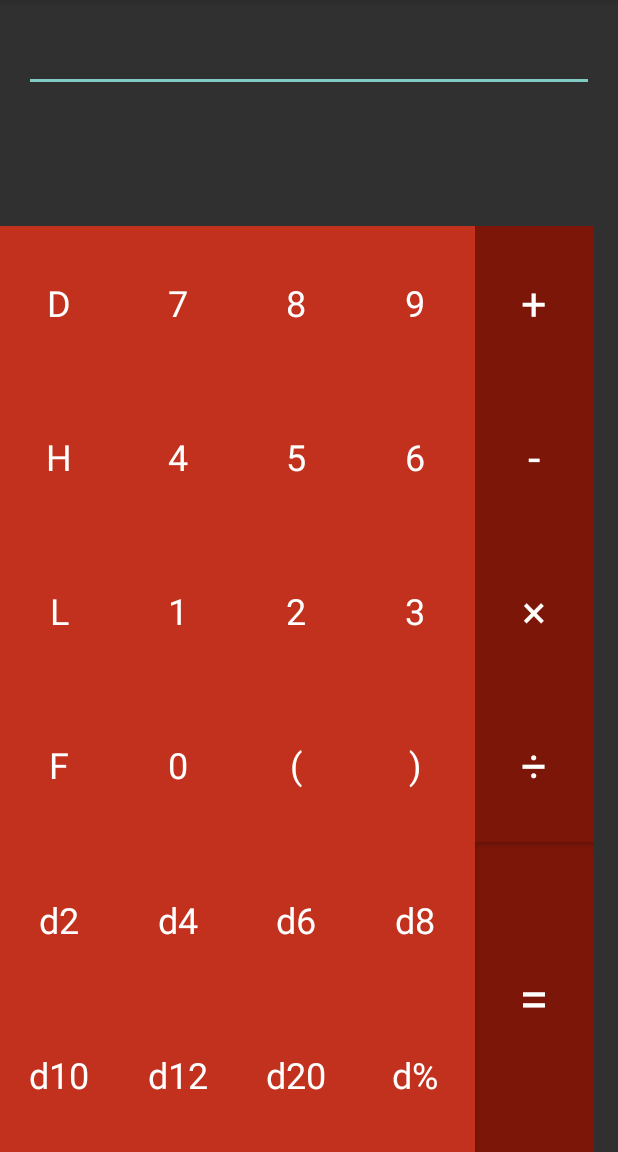
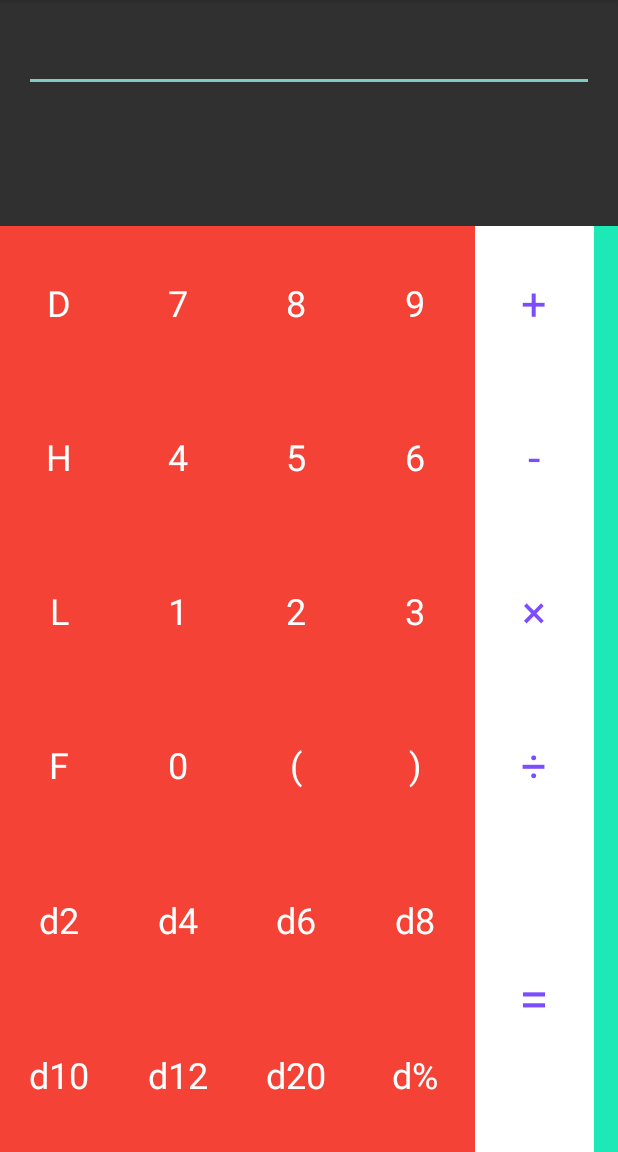
Before and after one commit to ChemicalRocketeer/Rollify, an Android app: the screen it shows after launch (MainActivity), on a phone screen of 412 x 824 dp, the part 84-1236 px from its top. Run offline under Robolectric (Android 15) with nearby library versions, the light colour scheme and no system bars; libraries missing offline, so code that uses them is left out: com.orm, com.orm.query; 3 statements that could not run were skipped.

Commit message:
Update colors and add second operator group

```diff
--- a/Rollify/app/src/main/java/com/digitalrocketry/rollify/MainActivity.java
+++ b/Rollify/app/src/main/java/com/digitalrocketry/rollify/MainActivity.java
@@ -1,9 +1,6 @@
 package com.digitalrocketry.rollify;
 
-import android.app.Activity;
 import android.content.Intent;
-import android.graphics.drawable.Drawable;
-import android.support.v4.content.ContextCompat;
 import android.support.v4.view.ViewPager;
 import android.support.v7.app.AppCompatActivity;
 import android.os.Bundle;
@@ -12,12 +9,9 @@ import android.view.Menu;
 import android.view.MenuInflater;
 import android.view.MenuItem;
 import android.view.View;
-import android.widget.Button;
-import android.widget.ImageButton;
+import android.widget.ImageView;
 
 import com.digitalrocketry.rollify.tasks.EvaluationTask;
-
-import org.w3c.dom.Text;
 
 import java.util.HashMap;
 import java.util.Map;
@@ -83,27 +77,29 @@ public class MainActivity extends AppCompatActivity implements EvaluationTask.Li
 
         formulaListPager = (ViewPager) findViewById(R.id.formula_view_pager);
 
-        Button equalsButton = (Button) findViewById(R.id.calcButtonEquals);
-        ImageButton doneButton = (ImageButton) findViewById(R.id.calcButtonDone);
+        View numpad = findViewById(R.id.numpadOperatorLayout);
+        View sliderpage2 = findViewById(R.id.formulaListSliderLayout);
+
+        View numpadEquals = numpad == null ? null : numpad.findViewById(R.id.calcButtonEquals);
+        ImageView numpadDone = numpad == null ? null : (ImageView) numpad.findViewById(R.id.calcButtonDone);
+        View sliderEq = sliderpage2 == null ? null : sliderpage2.findViewById(R.id.calcButtonEquals);
+        ImageView sliderDone = sliderpage2 == null ? null : (ImageView) sliderpage2.findViewById(R.id.calcButtonDone);
         Intent intent = getIntent();
         if (intent.getAction().equals(ACTION_EDIT_EXPRESSION)) {
             // we are editing an expression and should return an expression string to the calling activity
             mode = MODE.EDITING_EXPRESSION;
             originalExpression = intent.getStringExtra(EXTRA_EXPRESSION);
             calcDisplay.setEditorText(originalExpression);
-            equalsButton.setVisibility(View.GONE);
-            doneButton.setVisibility(View.VISIBLE);
-            /*
-            submitButton.setText("");
-            Drawable doneImage = ContextCompat.getDrawable(this, R.drawable.ic_done_white_24dp);
-            doneImage.setBounds(0, 0, 100, 100);
-            int padding = submitButton.getHeight() / 2;
-            equalsButton.setCompoundDrawables(null, doneImage, null, null);
-            */
+            if (numpadEquals != null) numpadEquals.setVisibility(View.GONE);
+            if (sliderEq != null) sliderEq.setVisibility(View.GONE);
+            if (numpadDone != null) numpadDone.setVisibility(View.VISIBLE);
+            if (sliderDone != null) sliderDone.setVisibility(View.VISIBLE);
         } else {
             mode = MODE.MAIN;
-            doneButton.setVisibility(View.GONE);
-            equalsButton.setVisibility(View.VISIBLE);
+            if (numpadDone != null) numpadDone.setVisibility(View.GONE);
+            if (sliderDone != null) sliderDone.setVisibility(View.GONE);
+            if (numpadEquals != null) numpadEquals.setVisibility(View.VISIBLE);
+            if (sliderEq != null) sliderEq.setVisibility(View.VISIBLE);
         }
     }
 
--- /dev/null
+++ b/Rollify/app/src/main/res/drawable/ic_done_purple.xml
@@ -0,0 +1,8 @@
+<?xml version="1.0" encoding="utf-8"?>
+<layer-list xmlns:android="http://schemas.android.com/apk/res/android">
+    <item>
+        <bitmap
+            android:src="@drawable/ic_done_white_24dp"
+            android:tint="@color/operatorText"/>
+    </item>
+</layer-list>
--- a/Rollify/app/src/main/res/layout/activity_main.xml
+++ b/Rollify/app/src/main/res/layout/activity_main.xml
@@ -1,6 +1,7 @@
 <LinearLayout
     xmlns:android="http://schemas.android.com/apk/res/android"
-    xmlns:tools="http://schemas.android.com/tools" android:layout_width="match_parent"
+    xmlns:tools="http://schemas.android.com/tools"
+    android:layout_width="match_parent"
     android:layout_height="match_parent"
     android:orientation="vertical"
     tools:context="com.digitalrocketry.rollify.MainActivity">
@@ -34,7 +35,7 @@
         android:layout_width="match_parent"
         android:layout_height="match_parent"
         android:id="@+id/formula_view_pager"
-        android:overScrollMode="never" >
+        android:overScrollMode="never">
 
         <RelativeLayout
             android:layout_width="match_parent"
@@ -48,16 +49,32 @@
                 android:id="@+id/calcNumpadFragment"
                 android:layout_gravity="right"
                 tools:layout="@layout/fragment_numpad"
-                android:layout_marginRight="@dimen/padPageMargin" />
+                android:layout_marginRight="@dimen/padPageMargin"
+                android:layout_alignParentTop="true"
+                android:layout_alignParentEnd="true"
+                android:layout_marginEnd="288dp" />
         </RelativeLayout>
 
-        <fragment
+        <LinearLayout
             android:layout_width="match_parent"
             android:layout_height="match_parent"
-            android:name="com.digitalrocketry.rollify.FormulaListFragment"
-            android:id="@+id/calcFormulaListFragment"
-            android:layout_gravity="right"
-            tools:layout="@layout/fragment_formula_list" />
+            android:id="@+id/formulaListSliderLayout"
+            android:orientation="horizontal"
+            android:background="@color/formulaSliderBackground">
+
+            <fragment
+                android:layout_width="0dp"
+                android:layout_height="match_parent"
+                android:name="com.digitalrocketry.rollify.FormulaListFragment"
+                android:id="@+id/calcFormulaListFragment"
+                android:layout_gravity="right"
+                tools:layout="@layout/fragment_formula_list"
+                android:layout_weight="4" />
+
+            <include layout="@layout/operator_buttons"
+                android:layout_width="0dp"
+                android:layout_height="match_parent"
+                android:layout_weight="1"/>
+        </LinearLayout>
     </com.digitalrocketry.rollify.FormulaListViewPager>
-
 </LinearLayout>
--- a/Rollify/app/src/main/res/layout/formula_list_item.xml
+++ b/Rollify/app/src/main/res/layout/formula_list_item.xml
@@ -8,5 +8,6 @@
         android:layout_height="wrap_content"
         android:text="New Text"
         android:id="@+id/formulaName"
-        android:layout_margin="20dp" />
+        android:layout_margin="20dp"
+        android:textColor="@color/formulaListItem" />
 </LinearLayout>
--- a/Rollify/app/src/main/res/layout/fragment_formula_list.xml
+++ b/Rollify/app/src/main/res/layout/fragment_formula_list.xml
@@ -4,7 +4,6 @@
     android:layout_width="match_parent"
     android:layout_height="match_parent"
     tools:context="com.digitalrocketry.rollify.FormulaListFragment"
-    android:background="@color/background_material_dark"
     android:paddingLeft="@dimen/padPageMargin">
 
 
--- a/Rollify/app/src/main/res/layout/fragment_numpad.xml
+++ b/Rollify/app/src/main/res/layout/fragment_numpad.xml
@@ -1,13 +1,19 @@
-<FrameLayout
+<LinearLayout
     xmlns:android="http://schemas.android.com/apk/res/android"
     xmlns:app="http://schemas.android.com/apk/res-auto"
-    xmlns:tools="http://schemas.android.com/tools" android:layout_width="match_parent"
-    android:layout_height="match_parent" tools:context="com.digitalrocketry.rollify.NumpadFragment">
+    xmlns:tools="http://schemas.android.com/tools"
+    android:layout_width="match_parent"
+    android:layout_height="match_parent"
+    android:orientation="horizontal"
+    android:background="#ffffff"
+    android:id="@+id/numpadLayout"
+    tools:context="com.digitalrocketry.rollify.NumpadFragment">
 
     <android.support.v7.widget.GridLayout
-        android:layout_width="fill_parent"
         android:layout_height="fill_parent"
-        app:columnCount="5"
+        android:layout_width="0dp"
+        android:layout_weight="4"
+        app:columnCount="4"
         app:rowCount="7"
         app:useDefaultMargins="false"
         app:alignmentMode="alignBounds"
@@ -237,104 +243,6 @@
             app:layout_row="3"
             app:layout_column="3" />
 
-        <Button
-            style="@style/CalcButtonGrid"
-            android:layout_width="0dp"
-            android:layout_height="0dp"
-            android:text="+"
-            android:id="@+id/calcButtonAdd"
-            app:layout_rowWeight="1"
-            app:layout_columnWeight="1"
-            android:textAppearance="@style/Base.TextAppearance.AppCompat.Large"
-            android:singleLine="false"
-            android:onClick="onCalcOperatorButtonPressed"
-            app:layout_row="0"
-            app:layout_column="4"
-            android:textSize="@dimen/calcOperatorButtonTextSize"
-            android:background="@color/operatorBackground" />
-
-        <Button
-            style="@style/CalcButtonGrid"
-            android:layout_width="0dp"
-            android:layout_height="0dp"
-            android:text="-"
-            android:id="@+id/calcButtonSub"
-            app:layout_rowWeight="1"
-            app:layout_columnWeight="1"
-            android:textAppearance="@style/Base.TextAppearance.AppCompat.Large"
-            android:singleLine="false"
-            android:onClick="onCalcOperatorButtonPressed"
-            app:layout_row="1"
-            app:layout_column="4"
-            android:textSize="@dimen/calcOperatorButtonTextSize"
-            android:background="@color/operatorBackground" />
-
-        <Button
-            style="@style/CalcButtonGrid"
-            android:layout_width="0dp"
-            android:layout_height="0dp"
-            android:text="×"
-            android:id="@+id/calcButtonMul"
-            app:layout_rowWeight="1"
-            app:layout_columnWeight="1"
-            android:textAppearance="@style/Base.TextAppearance.AppCompat.Large"
-            android:singleLine="false"
-            android:onClick="onCalcOperatorButtonPressed"
-            app:layout_row="2"
-            app:layout_column="4"
-            android:textSize="@dimen/calcOperatorButtonTextSize"
-            android:background="@color/operatorBackground" />
-
-        <Button
-            style="@style/CalcButtonGrid"
-            android:layout_width="0dp"
-            android:layout_height="0dp"
-            android:text="÷"
-            android:id="@+id/calcButtonDiv"
-            app:layout_rowWeight="1"
-            app:layout_columnWeight="1"
-            android:textAppearance="@style/Base.TextAppearance.AppCompat.Large"
-            android:singleLine="false"
-            android:onClick="onCalcOperatorButtonPressed"
-            app:layout_row="3"
-            app:layout_column="4"
-            android:textSize="@dimen/calcOperatorButtonTextSize"
-            android:background="@color/operatorBackground" />
-
-        <RelativeLayout
-            app:layout_rowWeight="1"
-            app:layout_columnWeight="1"
-            app:layout_row="4"
-            app:layout_column="4"
-            app:layout_rowSpan="2"
-            android:layout_width="0dp"
-            android:layout_height="0dp"
-            android:background="@color/operatorBackground" >
-
-            <Button
-                style="@style/CalcButtonGrid"
-                android:text="="
-                android:id="@+id/calcButtonEquals"
-                android:textAppearance="@style/Base.TextAppearance.AppCompat.Large"
-                android:singleLine="false"
-                android:onClick="onCalcEqualsButtonPressed"
-                android:nestedScrollingEnabled="true"
-                android:textSize="@dimen/calcEqualsButtonTextSize"
-                android:layout_width="match_parent"
-                android:layout_height="match_parent"
-                android:background="#00000000"/>
-
-            <ImageButton
-                android:id="@+id/calcButtonDone"
-                android:src="@drawable/ic_done_white_24dp"
-                android:onClick="onCalcDoneButtonPressed"
-                android:visibility="gone"
-                android:layout_width="wrap_content"
-                android:layout_height="wrap_content"
-                android:layout_centerInParent="true"
-                android:background="#00000000"/>
-
-        </RelativeLayout>
 
         <Button
             style="@style/CalcButtonGrid"
@@ -450,4 +358,14 @@
 
     </android.support.v7.widget.GridLayout>
 
-</FrameLayout>
+    <LinearLayout
+        android:id="@+id/numpadOperatorLayout"
+        android:layout_height="match_parent"
+        android:layout_width="0dp"
+        android:layout_weight="1"
+        android:background="@color/operatorBackground">
+
+        <include layout="@layout/operator_buttons" />
+    </LinearLayout>
+
+</LinearLayout>
--- /dev/null
+++ b/Rollify/app/src/main/res/layout/operator_buttons.xml
@@ -0,0 +1,112 @@
+<LinearLayout
+    xmlns:android="http://schemas.android.com/apk/res/android"
+    xmlns:app="http://schemas.android.com/apk/res-auto"
+    xmlns:tools="http://schemas.android.com/tools"
+    android:layout_width="match_parent"
+    android:layout_height="match_parent"
+    android:orientation="vertical"
+    tools:context="com.digitalrocketry.rollify.NumpadFragment">
+
+    <Button
+        style="@style/CalcButtonGrid"
+        app:layout_rowWeight="1"
+        app:layout_columnWeight="1"
+        app:layout_row="0"
+        android:layout_width="match_parent"
+        android:layout_height="0dp"
+        android:text="+"
+        android:id="@+id/calcButtonAdd"
+        android:textAppearance="@style/Base.TextAppearance.AppCompat.Large"
+        android:singleLine="false"
+        android:onClick="onCalcOperatorButtonPressed"
+        android:textSize="@dimen/calcOperatorButtonTextSize"
+        android:background="@color/operatorBackground"
+        android:textColor="@color/operatorText"
+        android:layout_weight="1" />
+
+    <Button
+        style="@style/CalcButtonGrid"
+        app:layout_rowWeight="1"
+        app:layout_columnWeight="1"
+        app:layout_row="1"
+        android:layout_width="match_parent"
+        android:layout_height="0dp"
+        android:text="-"
+        android:id="@+id/calcButtonSub"
+        android:textAppearance="@style/Base.TextAppearance.AppCompat.Large"
+        android:singleLine="false"
+        android:onClick="onCalcOperatorButtonPressed"
+        android:textSize="@dimen/calcOperatorButtonTextSize"
+        android:background="@color/operatorBackground"
+        android:textColor="@color/operatorText"
+        android:layout_weight="1" />
+
+    <Button
+        style="@style/CalcButtonGrid"
+        app:layout_rowWeight="1"
+        app:layout_columnWeight="1"
+        app:layout_row="2"
+        android:layout_width="match_parent"
+        android:layout_height="0dp"
+        android:text="×"
+        android:id="@+id/calcButtonMul"
+        android:textAppearance="@style/Base.TextAppearance.AppCompat.Large"
+        android:singleLine="false"
+        android:onClick="onCalcOperatorButtonPressed"
+        android:textSize="@dimen/calcOperatorButtonTextSize"
+        android:background="@color/operatorBackground"
+        android:textColor="@color/operatorText"
+        android:layout_weight="1" />
+
+    <Button
+        style="@style/CalcButtonGrid"
+        app:layout_rowWeight="1"
+        app:layout_columnWeight="1"
+        app:layout_row="3"
+        android:layout_width="match_parent"
+        android:layout_height="0dp"
+        android:text="÷"
+        android:id="@+id/calcButtonDiv"
+        android:textAppearance="@style/Base.TextAppearance.AppCompat.Large"
+        android:singleLine="false"
+        android:onClick="onCalcOperatorButtonPressed"
+        android:textSize="@dimen/calcOperatorButtonTextSize"
+        android:background="@color/operatorBackground"
+        android:textColor="@color/operatorText"
+        android:layout_weight="1" />
+
+    <RelativeLayout
+        app:layout_rowWeight="1"
+        app:layout_columnWeight="1"
+        app:layout_row="4"
+        app:layout_rowSpan="2"
+        android:layout_width="match_parent"
+        android:layout_height="0dp"
+        android:background="@color/operatorBackground"
+        android:layout_weight="2">
+
+        <Button
+            style="@style/CalcButtonGrid"
+            android:text="="
+            android:id="@+id/calcButtonEquals"
+            android:textAppearance="@style/Base.TextAppearance.AppCompat.Large"
+            android:singleLine="false"
+            android:onClick="onCalcEqualsButtonPressed"
+            android:nestedScrollingEnabled="true"
+            android:textSize="@dimen/calcEqualsButtonTextSize"
+            android:layout_width="match_parent"
+            android:layout_height="match_parent"
+            android:background="#00000000"
+            android:textColor="@color/operatorText" />
+
+        <ImageButton
+            android:id="@+id/calcButtonDone"
+            android:src="@drawable/ic_done_purple"
+            android:onClick="onCalcDoneButtonPressed"
+            android:visibility="gone"
+            android:layout_width="wrap_content"
+            android:layout_height="wrap_content"
+            android:layout_centerInParent="true"
+            android:background="#00000000" />
+    </RelativeLayout>
+</LinearLayout>
--- a/Rollify/app/src/main/res/values/colors.xml
+++ b/Rollify/app/src/main/res/values/colors.xml
@@ -1,5 +1,8 @@
 <?xml version="1.0" encoding="utf-8"?>
 <resources>
-    <item name="numpadBackground" type="color">#c2311d</item>
-    <item name="operatorBackground" type="color">#7b1608</item>
+    <item name="numpadBackground" type="color">#F44336</item>
+    <item name="operatorBackground" type="color">#00000000</item>
+    <item name="operatorText" type="color">#7C4DFF</item>
+    <item name="formulaSliderBackground" type="color">#1de9b6</item>
+    <item name="formulaListItem" type="color">#00695C</item>
 </resources>
```
